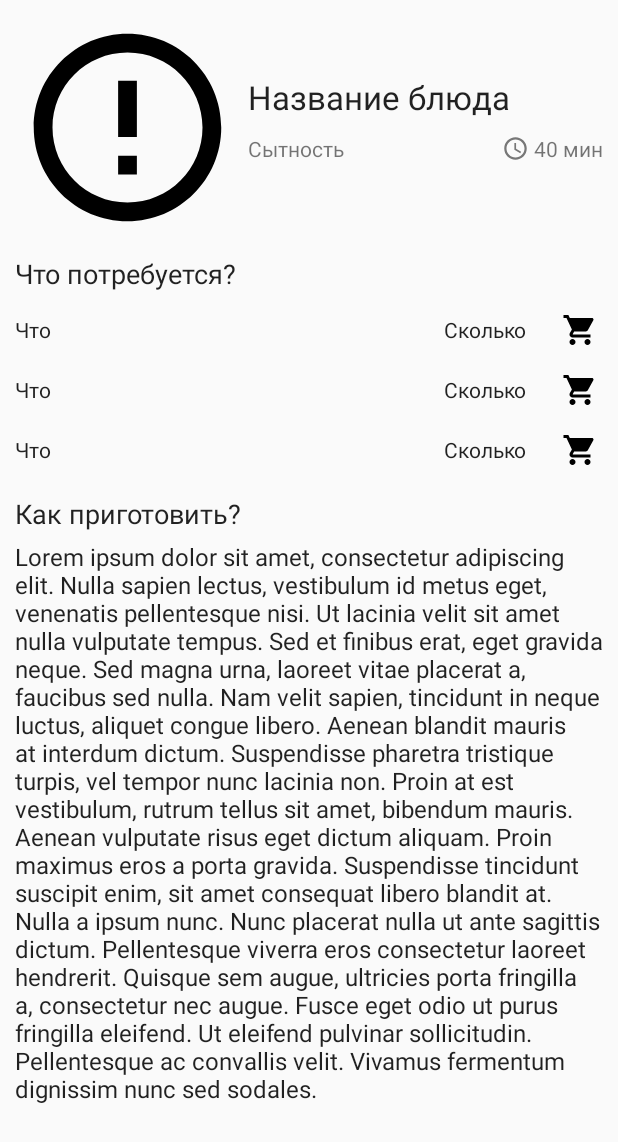
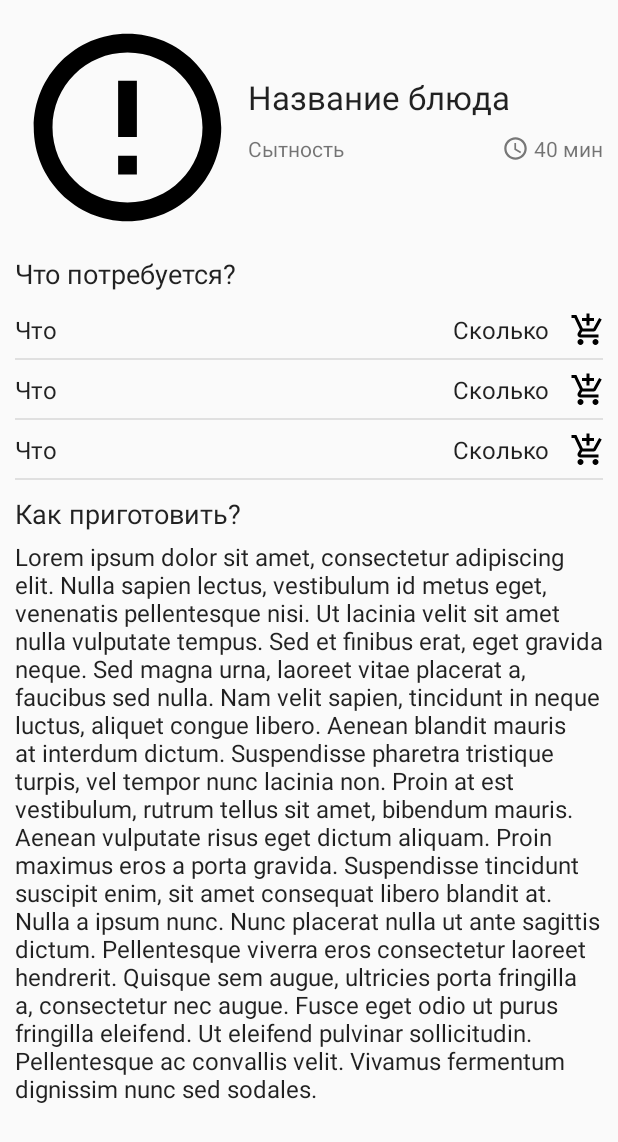
Before and after one commit to LyzhinIvan/CookBook, an Android app: the layout fragment_recipe.xml on its own in the app's theme, with its tools: preview values and no code run, on a phone screen of 412 x 824 dp. Shown: the top 1142 px of the screen. Run offline under Robolectric (Android 15) with nearby library versions, the phone set to English and light mode, and no system bars.

Commit message:
Заменил иконку добавления в список покупок

```diff
--- /dev/null
+++ b/app/src/main/res/drawable/ic_add_shopping_cart.xml
@@ -0,0 +1,9 @@
+<vector xmlns:android="http://schemas.android.com/apk/res/android"
+        android:width="24dp"
+        android:height="24dp"
+        android:viewportWidth="24.0"
+        android:viewportHeight="24.0">
+    <path
+        android:fillColor="#FF000000"
+        android:pathData="M11,9h2L13,6h3L16,4h-3L13,1h-2v3L8,4v2h3v3zM7,18c-1.1,0 -1.99,0.9 -1.99,2S5.9,22 7,22s2,-0.9 2,-2 -0.9,-2 -2,-2zM17,18c-1.1,0 -1.99,0.9 -1.99,2s0.89,2 1.99,2 2,-0.9 2,-2 -0.9,-2 -2,-2zM7.17,14.75l0.03,-0.12 0.9,-1.63h7.45c0.75,0 1.41,-0.41 1.75,-1.03l3.86,-7.01L19.42,4h-0.01l-1.1,2 -2.76,5L8.53,11l-0.13,-0.27L6.16,6l-0.95,-2 -0.94,-2L1,2v2h2l3.6,7.59 -1.35,2.45c-0.16,0.28 -0.25,0.61 -0.25,0.96 0,1.1 0.9,2 2,2h12v-2L7.42,15c-0.13,0 -0.25,-0.11 -0.25,-0.25z"/>
+</vector>
--- a/app/src/main/res/layout/recipe_ingredient_item.xml
+++ b/app/src/main/res/layout/recipe_ingredient_item.xml
@@ -1,37 +1,38 @@
 <?xml version="1.0" encoding="utf-8"?>
-<RelativeLayout xmlns:android="http://schemas.android.com/apk/res/android"
+<TableLayout xmlns:android="http://schemas.android.com/apk/res/android"
     android:layout_width="match_parent"
-    android:layout_height="40dp">
+    android:layout_height="40dp"
+    android:stretchColumns="0"
+    android:shrinkColumns="0"
+    android:background="@drawable/item_border">
 
+    <TableRow>
         <TextView
+            android:id="@+id/tvCaption"
             android:layout_width="wrap_content"
             android:layout_height="wrap_content"
-        android:id="@+id/tvCaption"
+            android:layout_marginLeft="10dp"
             android:text="Что"
+            android:layout_gravity="center_vertical"
+            android:textAppearance="@style/TextAppearance.AppCompat.Body1"
+            android:textSize="16sp" />
+        <TextView
+            android:id="@+id/tvQuantity"
+            android:layout_width="wrap_content"
+            android:layout_height="wrap_content"
+            android:layout_gravity="center_vertical"
             android:layout_marginLeft="10dp"
-        android:layout_centerVertical="true"
-        android:layout_alignParentStart="true"
-        android:textAppearance="@style/TextAppearance.AppCompat.Body1" />
-
+            android:layout_marginRight="5dp"
+            android:text="Сколько"
+            android:textAppearance="@style/TextAppearance.AppCompat.Body1"
+            android:textSize="16sp" />
         <ImageButton
             android:id="@+id/btnToShopList"
             android:layout_width="40dp"
             android:layout_height="40dp"
+            android:layout_gravity="center_vertical"
+            android:background="@android:color/transparent"
             android:padding="10dp"
-        android:layout_marginRight="5dp"
-        android:src="@drawable/ic_shopping_list"
-        android:background="@android:color/transparent"
-        android:layout_centerVertical="true"
-        android:layout_alignParentEnd="true" />
-
-    <TextView
-        android:layout_width="wrap_content"
-        android:layout_height="wrap_content"
-        android:id="@+id/tvQuantity"
-        android:text="Сколько"
-        android:layout_marginRight="15dp"
-        android:layout_centerVertical="true"
-        android:layout_toLeftOf="@id/btnToShopList"
-        android:textAppearance="@style/TextAppearance.AppCompat.Body1" />
-
-</RelativeLayout>
+            android:src="@drawable/ic_add_shopping_cart" />
+    </TableRow>
+</TableLayout>
```
Lines whose indentation alone changed are shown as unchanged.
